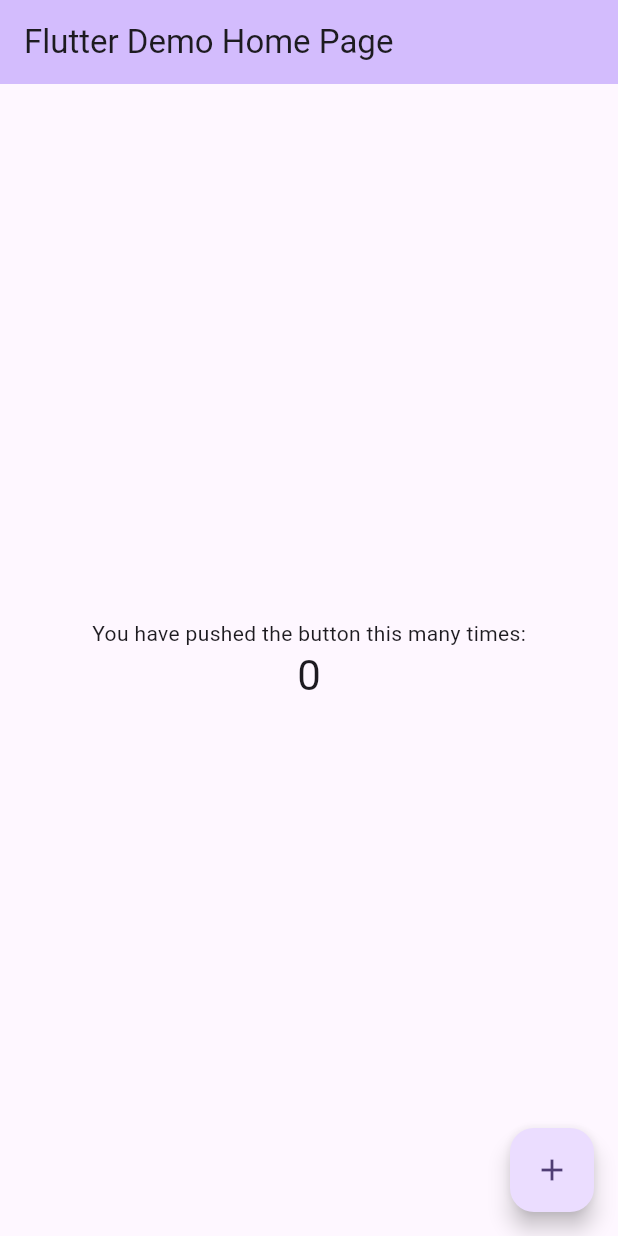
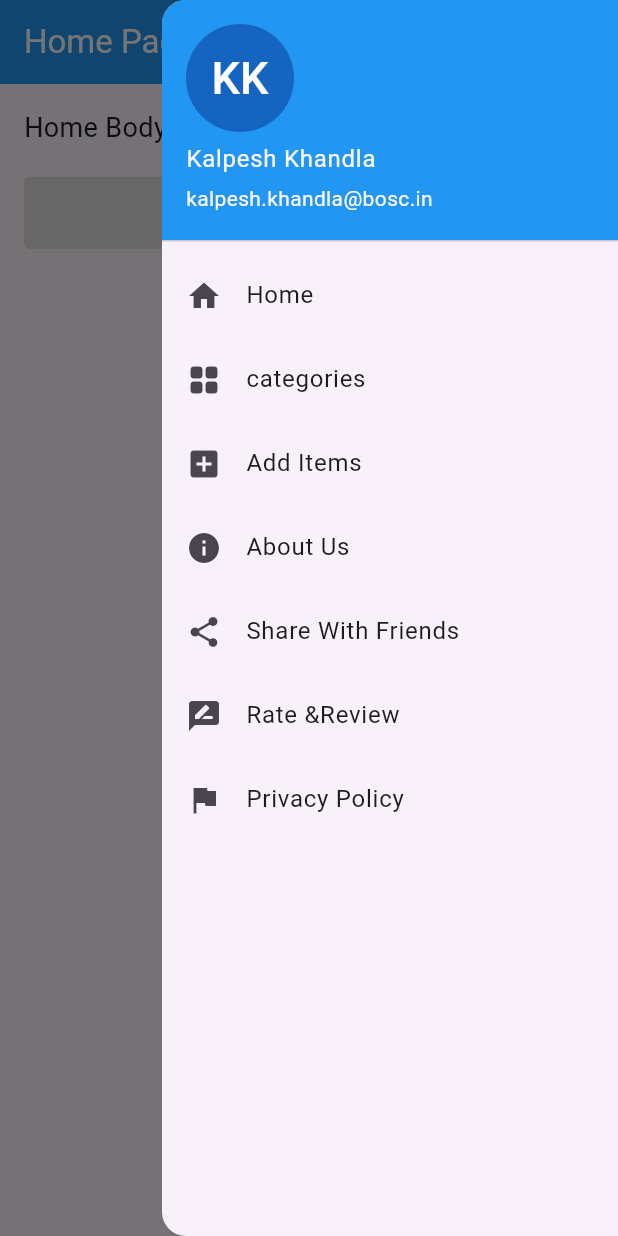
Before and after one commit to vedant15708/task_30_01_26, a Flutter app: the screen it shows after launch, with the side drawer open (before the commit the screen has no drawer), on a phone screen of 412 x 824 dp. Run offline on Flutter 3.47's test engine with Material 3 defaults, Android fonts, the light colour scheme and no system bars.

Commit message:
Drawer using NavigationDrawer amd Drawer

```diff
--- /dev/null
+++ b/lib/drawer.dart
@@ -0,0 +1,161 @@
+import 'package:flutter/material.dart';
+import 'widget/customappbar.dart';
+
+class DrawerExample extends StatefulWidget {
+  const DrawerExample({super.key});
+
+  @override
+  State<DrawerExample> createState() => _DrawerExampleState();
+}
+
+class _DrawerExampleState extends State<DrawerExample> {
+  final GlobalKey<ScaffoldState> _scaffoldKey = GlobalKey<ScaffoldState>();
+
+  @override
+  Widget build(BuildContext context) {
+    return Scaffold(
+      key: _scaffoldKey,
+      appBar: CustomAppBar(
+        title: 'Home Page',
+        bgColor: Colors.blue,
+        showEndDrawer: true,
+        showLeading: false,
+      ),
+
+      body: Padding(
+        padding: EdgeInsetsGeometry.all(16),
+        child: Column(
+          crossAxisAlignment: .start,
+          children: [
+            Text("Home Body", style: TextStyle(fontSize: 18)),
+            SizedBox(height: 20),
+            ElevatedButton(
+              style: ElevatedButton.styleFrom(
+                backgroundColor: Colors.grey.shade300,
+                foregroundColor: Colors.black,
+                elevation: 0,
+                padding: EdgeInsets.symmetric(vertical: 14, horizontal: 24),
+                minimumSize: Size(double.infinity, 20),
+                shape: RoundedRectangleBorder(
+                  borderRadius: BorderRadius.circular(4),
+                ),
+              ),
+              onPressed: () {
+                _scaffoldKey.currentState?.openEndDrawer();
+              },
+              child: Text("open Drawer"),
+            ),
+          ],
+        ),
+      ),
+
+      // endDrawer: Drawer(
+      //   child: ListView(
+      //     padding: EdgeInsets.zero,
+      //     children: [
+      //       UserAccountsDrawerHeader(
+      //         decoration: BoxDecoration(color: Colors.blue),
+      //         accountName: Text("Kalpesh Khandla"),
+      //         accountEmail: Text("kalpesh.khandla@bosc.in"),
+      //         currentAccountPicture: CircleAvatar(
+      //           backgroundColor: Colors.blue.shade800,
+      //           child: const Text(
+      //             "KK",
+      //             style: TextStyle(fontSize: 30, color: Colors.white),
+      //           ),
+      //         ),
+      //       ),
+      //       ListTile(
+      //         leading: const Icon(Icons.home),
+      //         title: const Text("Home"),
+      //         onTap: () {},
+      //       ),
+      //       ListTile(
+      //         leading: const Icon(Icons.grid_view_rounded),
+      //         title: const Text("categories"),
+      //         onTap: () {},
+      //       ),
+      //       ListTile(
+      //         leading: const Icon(Icons.add_box),
+      //         title: const Text("Add Items"),
+      //         onTap: () {},
+      //       ),
+      //       ListTile(
+      //         leading: const Icon(Icons.info),
+      //         title: const Text("About Us"),
+      //         onTap: () {},
+      //       ),
+      //       ListTile(
+      //         leading: const Icon(Icons.share),
+      //         title: const Text("Share With Friends"),
+      //         onTap: () {},
+      //       ),
+      //       ListTile(
+      //         leading: const Icon(Icons.rate_review_rounded),
+      //         title: const Text("Rate &Review"),
+      //         onTap: () {},
+      //       ),
+      //       ListTile(
+      //         leading: const Icon(Icons.flag),
+      //         title: const Text("Privacy Policy"),
+      //         onTap: () {},
+      //       ),
+      //     ],
+      //   ),
+      // ),
+      endDrawer: SafeArea(
+        child: NavigationDrawer(
+          children: [
+            UserAccountsDrawerHeader(
+              decoration: BoxDecoration(color: Colors.blue),
+              accountName: Text("Kalpesh Khandla"),
+              accountEmail: Text("kalpesh.khandla@bosc.in"),
+              currentAccountPicture: CircleAvatar(
+                backgroundColor: Colors.blue.shade800,
+                child: const Text(
+                  "KK",
+                  style: TextStyle(fontSize: 30, color: Colors.white),
+                ),
+              ),
+            ),
+            ListTile(
+              leading: const Icon(Icons.home),
+              title: const Text("Home"),
+              onTap: () {},
+            ),
+            ListTile(
+              leading: const Icon(Icons.grid_view_rounded),
+              title: const Text("categories"),
+              onTap: () {},
+            ),
+            ListTile(
+              leading: const Icon(Icons.add_box),
+              title: const Text("Add Items"),
+              onTap: () {},
+            ),
+            ListTile(
+              leading: const Icon(Icons.info),
+              title: const Text("About Us"),
+              onTap: () {},
+            ),
+            ListTile(
+              leading: const Icon(Icons.share),
+              title: const Text("Share With Friends"),
+              onTap: () {},
+            ),
+            ListTile(
+              leading: const Icon(Icons.rate_review_rounded),
+              title: const Text("Rate &Review"),
+              onTap: () {},
+            ),
+            ListTile(
+              leading: const Icon(Icons.flag),
+              title: const Text("Privacy Policy"),
+              onTap: () {},
+            ),
+          ],
+        ),
+      ),
+    );
+  }
+}
--- a/lib/main.dart
+++ b/lib/main.dart
@@ -1,4 +1,5 @@
 import 'package:flutter/material.dart';
+import 'drawer.dart';
 
 void main() {
   runApp(const MyApp());
@@ -7,116 +8,13 @@ void main() {
 class MyApp extends StatelessWidget {
   const MyApp({super.key});
 
-  // This widget is the root of your application.
   @override
   Widget build(BuildContext context) {
     return MaterialApp(
       title: 'Flutter Demo',
-      theme: ThemeData(
-        // This is the theme of your application.
-        //
-        // TRY THIS: Try running your application with "flutter run". You'll see
-        // the application has a purple toolbar. Then, without quitting the app,
-        // try changing the seedColor in the colorScheme below to Colors.green
-        // and then invoke "hot reload" (save your changes or press the "hot
-        // reload" button in a Flutter-supported IDE, or press "r" if you used
-        // the command line to start the app).
-        //
-        // Notice that the counter didn't reset back to zero; the application
-        // state is not lost during the reload. To reset the state, use hot
-        // restart instead.
-        //
-        // This works for code too, not just values: Most code changes can be
-        // tested with just a hot reload.
-        colorScheme: .fromSeed(seedColor: Colors.deepPurple),
-      ),
-      home: const MyHomePage(title: 'Flutter Demo Home Page'),
+      theme: ThemeData(colorScheme: .fromSeed(seedColor: Colors.deepPurple)),
+      home: DrawerExample(),
+      debugShowCheckedModeBanner: false,
     );
   }
 }
-
-class MyHomePage extends StatefulWidget {
-  const MyHomePage({super.key, required this.title});
-
-  // This widget is the home page of your application. It is stateful, meaning
-  // that it has a State object (defined below) that contains fields that affect
-  // how it looks.
-
-  // This class is the configuration for the state. It holds the values (in this
-  // case the title) provided by the parent (in this case the App widget) and
-  // used by the build method of the State. Fields in a Widget subclass are
-  // always marked "final".
-
-  final String title;
-
-  @override
-  State<MyHomePage> createState() => _MyHomePageState();
-}
-
-class _MyHomePageState extends State<MyHomePage> {
-  int _counter = 0;
-
-  void _incrementCounter() {
-    setState(() {
-      // This call to setState tells the Flutter framework that something has
-      // changed in this State, which causes it to rerun the build method below
-      // so that the display can reflect the updated values. If we changed
-      // _counter without calling setState(), then the build method would not be
-      // called again, and so nothing would appear to happen.
-      _counter++;
-    });
-  }
-
-  @override
-  Widget build(BuildContext context) {
-    // This method is rerun every time setState is called, for instance as done
-    // by the _incrementCounter method above.
-    //
-    // The Flutter framework has been optimized to make rerunning build methods
-    // fast, so that you can just rebuild anything that needs updating rather
-    // than having to individually change instances of widgets.
-    return Scaffold(
-      appBar: AppBar(
-        // TRY THIS: Try changing the color here to a specific color (to
-        // Colors.amber, perhaps?) and trigger a hot reload to see the AppBar
-        // change color while the other colors stay the same.
-        backgroundColor: Theme.of(context).colorScheme.inversePrimary,
-        // Here we take the value from the MyHomePage object that was created by
-        // the App.build method, and use it to set our appbar title.
-        title: Text(widget.title),
-      ),
-      body: Center(
-        // Center is a layout widget. It takes a single child and positions it
-        // in the middle of the parent.
-        child: Column(
-          // Column is also a layout widget. It takes a list of children and
-          // arranges them vertically. By default, it sizes itself to fit its
-          // children horizontally, and tries to be as tall as its parent.
-          //
-          // Column has various properties to control how it sizes itself and
-          // how it positions its children. Here we use mainAxisAlignment to
-          // center the children vertically; the main axis here is the vertical
-          // axis because Columns are vertical (the cross axis would be
-          // horizontal).
-          //
-          // TRY THIS: Invoke "debug painting" (choose the "Toggle Debug Paint"
-          // action in the IDE, or press "p" in the console), to see the
-          // wireframe for each widget.
-          mainAxisAlignment: .center,
-          children: [
-            const Text('You have pushed the button this many times:'),
-            Text(
-              '$_counter',
-              style: Theme.of(context).textTheme.headlineMedium,
-            ),
-          ],
-        ),
-      ),
-      floatingActionButton: FloatingActionButton(
-        onPressed: _incrementCounter,
-        tooltip: 'Increment',
-        child: const Icon(Icons.add),
-      ),
-    );
-  }
-}
--- /dev/null
+++ b/lib/widget/customappbar.dart
@@ -0,0 +1,51 @@
+import 'package:flutter/material.dart';
+
+class CustomAppBar extends StatelessWidget implements PreferredSizeWidget {
+  final String title;
+  final Color bgColor;
+  final bool center;
+  final bool showLeading;
+  final IconData leadingIcon;
+  final List<Widget>? actions;
+  final VoidCallback? onLeadingPressed;
+  final bool showEndDrawer;
+
+  const CustomAppBar({
+    super.key,
+    required this.title,
+    required this.bgColor,
+    this.center = false,
+    this.showLeading = true,
+    this.leadingIcon = Icons.arrow_back,
+    this.actions,
+    this.onLeadingPressed,
+    this.showEndDrawer = false,
+  });
+
+  @override
+  Widget build(BuildContext context) {
+    List<Widget> appBarActions = actions ?? [];
+    if (showEndDrawer) {
+      appBarActions.add(const EndDrawerButton());
+    }
+    return AppBar(
+      title: Text(title, style: const TextStyle(color: Colors.white)),
+      backgroundColor: bgColor,
+      centerTitle: center,
+      automaticallyImplyLeading: false,
+      leading: showLeading
+          ? IconButton(
+              icon: Icon(leadingIcon),
+              onPressed: onLeadingPressed ?? () => Navigator.maybePop(context),
+              color: Colors.white,
+            )
+          : null,
+      iconTheme: const IconThemeData(color: Colors.white, size: 28),
+      actionsIconTheme: const IconThemeData(color: Colors.white, size: 24),
+      actions: appBarActions,
+    );
+  }
+
+  @override
+  Size get preferredSize => const Size.fromHeight(kToolbarHeight);
+}
```
